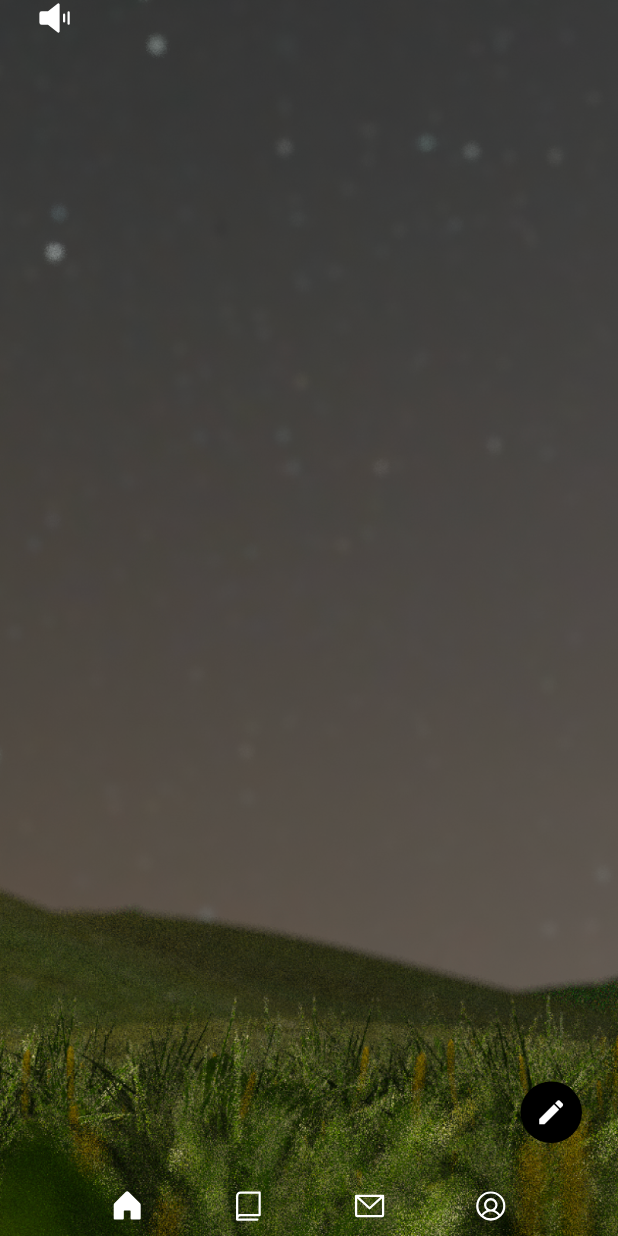
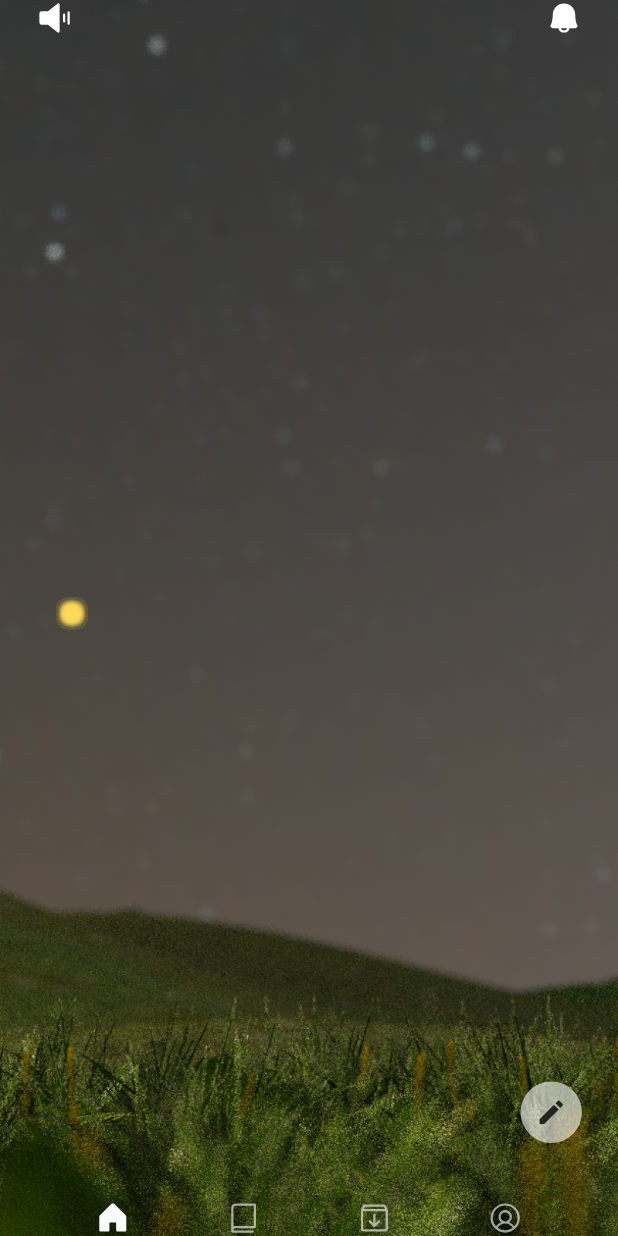
Before and after one commit to Nein-to-Sick/bandi_official, a Flutter app: the screen it shows after launch, on a phone screen of 412 x 824 dp. Run offline on Flutter 3.47's test engine with Material 3 defaults, Android fonts, the phone set to English and light mode, and no system bars; our stand-ins replace cloud_firestore, firebase_auth, firebase_core, flutter_dotenv, phosphor_flutter; missing offline and left inert: dart_openai, page_animation_transition; accounts and stored records are empty.

Commit message:
[Feat] 아이콘 색 적용 & 반딧불이 추가

```diff
--- /dev/null
+++ b/lib/components/no_reuse/firefly.dart
@@ -0,0 +1,226 @@
+import 'dart:math';
+import 'package:cloud_firestore/cloud_firestore.dart';
+import 'package:firebase_auth/firebase_auth.dart';
+import 'package:flutter/material.dart';
+
+Color fireflyColor = const Color(0xffFFDB5B);
+
+class FireFly extends StatefulWidget {
+  const FireFly({super.key, });
+
+  // final UserInfoValueModel userInfoController;
+
+  @override
+  FireFlyState createState() => FireFlyState();
+}
+
+class FireFlyState extends State<FireFly> with TickerProviderStateMixin {
+  int fireFlyCount = 1;
+  late List<AnimationController> controller = [];
+  List<Animation<double>> animation = [];
+
+  List<AnimationController> blurController = [];
+  List<Animation<double>> blurAnimation = [];
+
+  final List<Duration> _animationDurations = []; // 움직임 시간
+  final List<Duration> _blurDurations = []; // 반짝이 시간
+
+  final List<double> _beginBlurValue = []; // 블러 작은 크기
+  final List<double> _endBlurValue = []; // 블러 큰 크기
+  final List<double> _size = []; // 동그라미 크기
+
+  AnimationController? _spreadAnimationController;
+  Animation<double>? _spreadAnimation;
+
+  late int? greenFieldValue;
+  final FirebaseFirestore _firestore = FirebaseFirestore.instance;
+  String? userId = FirebaseAuth.instance.currentUser?.uid;
+  late Stream<DocumentSnapshot> _firestoreDocumentStream;
+
+  @override
+  void initState() {
+    super.initState();
+    fireFlyCount = 20;
+    _firestoreDocumentStream =
+        _firestore.collection('users').doc(userId).snapshots();
+    for (int i = 0; i < fireFlyCount; i++) {
+      int randomSeconds = Random().nextInt(21) + 30;
+      _animationDurations.add(Duration(seconds: randomSeconds));
+
+      int randomMilliseconds = Random().nextInt(1001) + 1000;
+      _blurDurations.add(Duration(milliseconds: randomMilliseconds));
+
+      double randomDouble = Random().nextDouble() * 1 + 2;
+      _beginBlurValue.add(randomDouble);
+      randomDouble = Random().nextDouble() * 3 + 3;
+      _endBlurValue.add(randomDouble);
+      randomDouble = Random().nextDouble() * 8 + 3;
+      _size.add(randomDouble);
+
+      controller.add(
+          AnimationController(vsync: this, duration: _animationDurations[i]));
+      Animation<double> curvedAnimation =
+      CurvedAnimation(parent: controller[i], curve: Curves.ease)
+        ..addStatusListener((status) {
+          if (status == AnimationStatus.completed) {
+            controller[i].reverse();
+          } else if (status == AnimationStatus.dismissed) {
+            controller[i].forward();
+          }
+        });
+      animation.add(curvedAnimation);
+      controller[i].repeat();
+      blurController
+          .add(AnimationController(vsync: this, duration: _blurDurations[i]));
+      blurController[i].repeat(reverse: true);
+      blurAnimation.add(
+          Tween<double>(begin: _beginBlurValue[i], end: _endBlurValue[i])
+              .animate(blurController[i]));
+    }
+    _spreadAnimationController = AnimationController(
+      duration: const Duration(seconds: 2),
+      vsync: this,
+    );
+
+    _spreadAnimation =
+    Tween<double>(begin: 10, end: 16).animate(_spreadAnimationController!)
+      ..addListener(() {
+        setState(() {});
+      })
+      ..addStatusListener((status) {
+        if (status == AnimationStatus.completed) {
+          _spreadAnimationController!.reverse();
+        } else if (status == AnimationStatus.dismissed) {
+          _spreadAnimationController!.forward();
+        }
+      });
+
+    _spreadAnimationController!.forward();
+  }
+
+  // newX and newY starting positions
+  final List<double> _startX = [];
+  final List<double> _startY = [];
+  final List<double> onTwo = [];
+  final List<int> hundred = [];
+  final List<int> plusOrMinus = [];
+
+  @override
+  Widget build(BuildContext context) {
+    double screenWidth = MediaQuery.of(context).size.width;
+    double screenHeight = MediaQuery.of(context).size.height; // 852
+
+    // Generate random starting positions
+    for (int i = 0; i < fireFlyCount; i++) {
+      _startX.add(screenWidth * 0.03 +
+          Random().nextDouble() * (screenWidth * 0.97 - screenWidth * 0.03));
+      _startY.add(screenHeight * 0.45 +
+          Random().nextDouble() * (screenHeight - screenHeight * 0.45));
+      onTwo.add(Random().nextInt(3) + 1);
+      hundred.add(Random().nextInt(141) + 10);
+      plusOrMinus.add(Random().nextInt(2) * 2 - 1);
+    }
+
+    return StreamBuilder<DocumentSnapshot>(
+        stream: _firestoreDocumentStream,
+        builder:
+            (BuildContext context, AsyncSnapshot<DocumentSnapshot> snapshot) {
+          if (snapshot.connectionState == ConnectionState.active) {
+            // get green value from Firestore document
+            try {
+              greenFieldValue = snapshot.data?.get('green') ?? 0;
+            } catch (e) {
+              greenFieldValue = 0;
+            }
+            if (greenFieldValue == 1) {
+              Future.delayed(const Duration(seconds: 20), () async {
+                await snapshot.data!.reference.update({'green': 0});
+              });
+            }
+            return SafeArea(
+              child: Stack(
+                children: [
+                  for (int i = 0; i < fireFlyCount; i++)
+                    AnimatedBuilder(
+                      animation: animation[i],
+                      builder: (context, child) {
+                        double value = animation[i].value;
+                        double newX = _startX[i] +
+                            hundred[i] * sin(value * pi) * plusOrMinus[i];
+                        double newY = _startY[i] +
+                            hundred[i] *
+                                sin((value * onTwo[i]) * pi) *
+                                plusOrMinus[i];
+                        return Transform.translate(
+                          offset: Offset(newX, newY),
+                          child: Container(
+                            decoration: BoxDecoration(
+                                borderRadius: BorderRadius.circular(10),
+                                boxShadow: [
+                                  greenFieldValue == 0
+                                      ? BoxShadow(
+                                      spreadRadius: 1,
+                                      color: fireflyColor,
+                                      blurRadius: 5, // 20
+                                      blurStyle: BlurStyle.normal)
+                                      : BoxShadow(
+                                      spreadRadius: _spreadAnimation!.value,
+                                      color: fireflyColor,
+                                      blurRadius: 30,
+                                      blurStyle: BlurStyle.normal),
+                                ]),
+                            child: CustomPaint(
+                              size: Size(_size[i], _size[i]),
+                              foregroundPainter: CircleBlurPainter(
+                                  circleWidth: 7,
+                                  blurSigma: blurAnimation[i].value),
+                            ),
+                          ),
+                        );
+                      },
+                    )
+                ],
+              ),
+            );
+          } else {
+            return Container();
+          }
+        });
+  }
+
+  @override
+  void dispose() {
+    for (int i = 0; i < fireFlyCount; i++) {
+      controller[i].dispose();
+      blurController[i].dispose();
+    }
+    _spreadAnimationController!.dispose();
+
+    super.dispose();
+  }
+}
+
+class CircleBlurPainter extends CustomPainter {
+  CircleBlurPainter({required this.circleWidth, required this.blurSigma});
+
+  double circleWidth;
+  double blurSigma;
+
+  @override
+  void paint(Canvas canvas, Size size) {
+    Paint line = Paint()
+      ..color = fireflyColor
+      ..strokeCap = StrokeCap.round
+      ..style = PaintingStyle.fill
+      ..strokeWidth = circleWidth
+      ..maskFilter = MaskFilter.blur(BlurStyle.normal, blurSigma);
+    Offset center = Offset(size.width / 2, size.height / 2);
+    double radius = min(size.width / 2, size.height / 2);
+    canvas.drawCircle(center, radius, line);
+  }
+
+  @override
+  bool shouldRepaint(CustomPainter oldDelegate) {
+    return true;
+  }
+}
--- /dev/null
+++ b/lib/components/no_reuse/home_top_bar.dart
@@ -0,0 +1,55 @@
+import 'package:bandi_official/theme/custom_theme_data.dart';
+import 'package:bandi_official/view/home/write_diary.dart';
+import 'package:flutter/material.dart';
+import 'package:page_animation_transition/animations/bottom_to_top_faded_transition.dart';
+import 'package:page_animation_transition/page_animation_transition.dart';
+import 'package:phosphor_flutter/phosphor_flutter.dart';
+
+Widget homeTopBar(context) {
+  return Padding(
+    padding: const EdgeInsets.symmetric(horizontal: 24.0),
+    child: Column(
+        crossAxisAlignment: CrossAxisAlignment.start,
+        mainAxisAlignment: MainAxisAlignment.spaceBetween,
+        children: [
+          Row(
+            mainAxisAlignment: MainAxisAlignment.spaceBetween,
+            children: [
+              PhosphorIcon(
+                PhosphorIcons.speakerSimpleHigh(PhosphorIconsStyle.fill),
+                color: BandiColor.neutralColor100(context),
+              ),
+              PhosphorIcon(
+                PhosphorIcons.bell(PhosphorIconsStyle.fill),
+                color: BandiColor.neutralColor100(context),
+              ),
+            ],
+          ),
+          Padding(
+            padding: const EdgeInsets.only(bottom: 62.0),
+            child: Row(
+              mainAxisAlignment: MainAxisAlignment.end,
+              children: [
+                GestureDetector(
+                  onTap: () {
+                    Navigator.push(context, MaterialPageRoute(builder: (context) => WriteDiary()));
+                    // Navigator.of(context).push(PageAnimationTransition(
+                    //     page: const WriteDiary(),
+                    //     pageAnimationType: BottomToTopFadedTransition()));
+                  },
+                  child: CircleAvatar(
+                    radius: 20.5,
+                    backgroundColor: BandiColor.neutralColor60(context),
+                    child: Icon(
+                      Icons.create,
+                      size: 21,
+                      color: BandiColor.foundationColor80(context),
+                    ),
+                  ),
+                ),
+              ],
+            ),
+          )
+        ]),
+  );
+}
--- /dev/null
+++ b/lib/components/no_reuse/navigation_bar.dart
@@ -0,0 +1,66 @@
+import 'package:bandi_official/theme/custom_theme_data.dart';
+import 'package:flutter/material.dart';
+import 'package:phosphor_flutter/phosphor_flutter.dart';
+import 'package:provider/provider.dart';
+
+import '../../controller/navigation_toggle_provider.dart';
+
+Widget navigationBar(BuildContext context) {
+  final navigationToggleProvider = Provider.of<NavigationToggleProvider>(context);
+
+  return Center(
+    child: Row(
+      mainAxisAlignment: MainAxisAlignment.spaceEvenly,
+      children: [
+        GestureDetector(
+          onTap: () {
+            navigationToggleProvider.selectIndex(0);
+          },
+          child: PhosphorIcon(
+            navigationToggleProvider.selectedIndex == 0
+                ? PhosphorIcons.house(PhosphorIconsStyle.fill)
+                : PhosphorIcons.house(PhosphorIconsStyle.regular),
+            color: navigationToggleProvider.selectedIndex == 0 ? BandiColor.neutralColor100(context) : BandiColor.neutralColor60(context),
+            size: 24,
+          ),
+        ),
+        GestureDetector(
+          onTap: () {
+            navigationToggleProvider.selectIndex(1);
+          },
+          child: PhosphorIcon(
+            navigationToggleProvider.selectedIndex == 1
+                ? PhosphorIcons.book(PhosphorIconsStyle.fill)
+                : PhosphorIcons.book(PhosphorIconsStyle.regular),
+            color: navigationToggleProvider.selectedIndex == 1 ? BandiColor.neutralColor100(context) : BandiColor.neutralColor60(context),
+            size: 24,
+          ),
+        ),
+        GestureDetector(
+          onTap: () {
+            navigationToggleProvider.selectIndex(2);
+          },
+          child: PhosphorIcon(
+            navigationToggleProvider.selectedIndex == 2
+                ? PhosphorIcons.boxArrowDown(PhosphorIconsStyle.fill)
+                : PhosphorIcons.boxArrowDown(PhosphorIconsStyle.regular),
+            color: navigationToggleProvider.selectedIndex == 2 ? BandiColor.neutralColor100(context) : BandiColor.neutralColor60(context),
+            size: 24,
+          ),
+        ),
+        GestureDetector(
+          onTap: () {
+            navigationToggleProvider.selectIndex(3);
+          },
+          child: PhosphorIcon(
+            navigationToggleProvider.selectedIndex == 3
+                ? PhosphorIcons.userCircle(PhosphorIconsStyle.fill)
+                : PhosphorIcons.userCircle(PhosphorIconsStyle.regular),
+            color: navigationToggleProvider.selectedIndex == 3 ? BandiColor.neutralColor100(context) : BandiColor.neutralColor60(context),
+            size: 24,
+          ),
+        ),
+      ],
+    ),
+  );
+}
--- a/lib/components/noreuse/home_top_bar.dart
+++ /dev/null
@@ -1,28 +0,0 @@
-import 'package:flutter/material.dart';
-import 'package:phosphor_flutter/phosphor_flutter.dart';
-
-Widget homeTopBar() {
-  return Padding(
-    padding: const EdgeInsets.symmetric(horizontal: 24.0),
-    child: Column(
-      crossAxisAlignment: CrossAxisAlignment.start,
-      mainAxisAlignment: MainAxisAlignment.spaceBetween,
-        children: [
-          PhosphorIcon(PhosphorIcons.speakerSimpleHigh(
-              PhosphorIconsStyle.fill),
-            color: Colors.white,),
-          const Padding(
-            padding: EdgeInsets.only(bottom: 62.0),
-            child: Row(
-              mainAxisAlignment: MainAxisAlignment.end,
-              children: [
-                CircleAvatar(
-                  radius: 20.5,
-                  child: Icon(Icons.create, size: 21,),
-                ),
-              ],
-            ),
-          )
-        ]),
-  );
-}
--- a/lib/components/noreuse/navigation_bar.dart
+++ /dev/null
@@ -1,68 +0,0 @@
-import 'package:flutter/material.dart';
-import 'package:phosphor_flutter/phosphor_flutter.dart';
-import 'package:provider/provider.dart';
-
-import '../../controller/navigation_toggle_provider.dart';
-
-Widget navigationBar(BuildContext context) {
-  final navigationToggleProvider = Provider.of<NavigationToggleProvider>(context);
-
-  return Center(
-    child: Padding(
-      padding: const EdgeInsets.symmetric(vertical: 8, horizontal: 16),
-      child: Row(
-        mainAxisAlignment: MainAxisAlignment.spaceEvenly,
-        children: [
-          GestureDetector(
-            onTap: () {
-              navigationToggleProvider.selectIndex(0);
-            },
-            child: PhosphorIcon(
-              navigationToggleProvider.selectedIndex == 0
-                  ? PhosphorIcons.house(PhosphorIconsStyle.fill)
-                  : PhosphorIcons.house(PhosphorIconsStyle.regular),
-              color: Colors.white,
-              size: 24,
-            ),
-          ),
-          GestureDetector(
-            onTap: () {
-              navigationToggleProvider.selectIndex(1);
-            },
-            child: PhosphorIcon(
-              navigationToggleProvider.selectedIndex == 1
-                  ? PhosphorIcons.book(PhosphorIconsStyle.fill)
-                  : PhosphorIcons.book(PhosphorIconsStyle.regular),
-              color: Colors.white,
-              size: 24,
-            ),
-          ),
-          GestureDetector(
-            onTap: () {
-              navigationToggleProvider.selectIndex(2);
-            },
-            child: PhosphorIcon(
-              navigationToggleProvider.selectedIndex == 2
-                  ? PhosphorIcons.envelopeSimple(PhosphorIconsStyle.fill)
-                  : PhosphorIcons.envelopeSimple(PhosphorIconsStyle.regular),
-              color: Colors.white,
-              size: 24,
-            ),
-          ),
-          GestureDetector(
-            onTap: () {
-              navigationToggleProvider.selectIndex(3);
-            },
-            child: PhosphorIcon(
-              navigationToggleProvider.selectedIndex == 3
-                  ? PhosphorIcons.userCircle(PhosphorIconsStyle.fill)
-                  : PhosphorIcons.userCircle(PhosphorIconsStyle.regular),
-              color: Colors.white,
-              size: 24,
-            ),
-          ),
-        ],
-      ),
-    ),
-  );
-}
--- a/lib/theme/custom_theme_data.dart
+++ b/lib/theme/custom_theme_data.dart
@@ -170,6 +170,8 @@ class CustomThemeData {
     hintColor: const Color(0xff4E4E4E), // Text
     hoverColor: const Color(0xff2E2E2E), // Header
     textTheme: textTheme,
+    // scaffoldBackgroundColor: Colors.transparent,
+    // canvasColor: Colors.transparent,
   );
 
   static final ThemeData dark = ThemeData(
--- a/lib/view/home_view.dart
+++ b/lib/view/home/home_view.dart
@@ -1,6 +1,6 @@
 import 'package:flutter/material.dart';
-
-import '../components/noreuse/home_top_bar.dart';
+import '../../components/no_reuse/firefly.dart';
+import '../../components/no_reuse/home_top_bar.dart';
 
 class HomePage extends StatelessWidget {
   const HomePage({Key? key}) : super(key: key);
@@ -9,7 +9,7 @@ class HomePage extends StatelessWidget {
   Widget build(BuildContext context) {
     return Scaffold(
       backgroundColor: Colors.transparent,
-      body: homeTopBar(),
+      body: homeTopBar(context),
     );
   }
 }
--- /dev/null
+++ b/lib/view/home/write_diary.dart
@@ -0,0 +1,17 @@
+import 'package:flutter/material.dart';
+
+class WriteDiary extends StatelessWidget {
+  const WriteDiary({super.key});
+
+  @override
+  Widget build(BuildContext context) {
+    return Scaffold(
+      backgroundColor: Colors.transparent,
+      appBar: AppBar(backgroundColor: Colors.transparent,),
+      body: Container(
+        color: Colors.transparent,
+        child: Text("s"),
+      ),
+    );
+  }
+}
--- /dev/null
+++ b/lib/view/mail/mail_view.dart
@@ -0,0 +1,10 @@
+import 'package:flutter/material.dart';
+
+class MailView extends StatelessWidget {
+  const MailView({super.key});
+
+  @override
+  Widget build(BuildContext context) {
+    return const Center(child: Text("2"));
+  }
+}
--- a/lib/view/navigation.dart
+++ b/lib/view/navigation.dart
@@ -1,8 +1,11 @@
-import 'package:bandi_official/view/home_view.dart';
-import 'package:bandi_official/view/list_view.dart';
+import 'package:bandi_official/view/home/home_view.dart';
+import 'package:bandi_official/view/list/list_view.dart';
+import 'package:bandi_official/view/mail/mail_view.dart';
+import 'package:bandi_official/view/user/user_view.dart';
 import 'package:flutter/material.dart';
 import 'package:provider/provider.dart';
-import '../components/noreuse/navigation_bar.dart';
+import '../components/no_reuse/firefly.dart';
+import '../components/no_reuse/navigation_bar.dart';
 import '../controller/navigation_toggle_provider.dart';
 
 class Navigation extends StatelessWidget {
@@ -26,12 +29,16 @@ class Navigation extends StatelessWidget {
             backgroundColor: Colors.transparent,
             body: Stack(children: [
               navigationToggleProvider.selectedIndex == 0
-                  ? const HomePage()
-                  : const ListPage(),
+                  ? const HomePage() :
+              navigationToggleProvider.selectedIndex == 1
+                  ? const ListPage() :
+              navigationToggleProvider.selectedIndex == 2
+                  ? const MailView() : const UserView(),
               Column(
                 mainAxisAlignment: MainAxisAlignment.end,
                 children: [navigationBar(context)],
               ),
+              const FireFly()
             ])),
       ),
     );
--- /dev/null
+++ b/lib/view/user/user_view.dart
@@ -0,0 +1,10 @@
+import 'package:flutter/material.dart';
+
+class UserView extends StatelessWidget {
+  const UserView({super.key});
+
+  @override
+  Widget build(BuildContext context) {
+    return const Center(child: Text("3"));
+  }
+}
--- a/pubspec.yaml
+++ b/pubspec.yaml
@@ -28,6 +28,7 @@ dependencies:
   # CONVENIENCE
   phosphor_flutter: ^2.1.0
   intl: ^0.19.0
+  page_animation_transition: ^1.0.0
 
 
 
```
Also changed, not shown: lib/view/list/list_view.dart (renamed from lib/view/list_view.dart), pubspec.lock, 1 other file.
